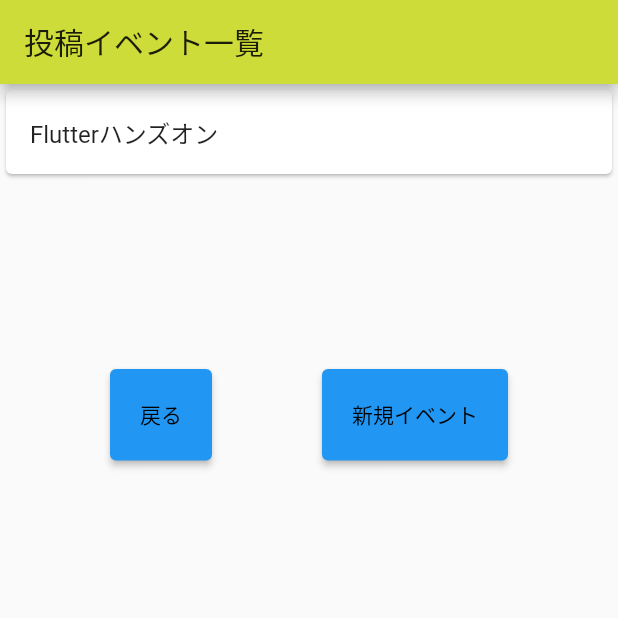
After one commit to yotubarail/studyMeetingApp, a Flutter app: the SubmissionMettingListPage screen opened directly, on a phone screen of 412 x 824 dp, the top half of it. The commit adds this screen. Run offline on Flutter 3.47's test engine with Material 2 defaults, Android fonts, the light colour scheme and no system bars.

Commit message:
投稿イベント一覧画面作成

```diff
--- /dev/null
+++ b/lib/list/submissionMeetingList.dart
@@ -0,0 +1,54 @@
+import 'package:flutter/material.dart';
+
+class SubmissionMettingListPage extends StatelessWidget {
+  @override
+  Widget build(BuildContext context) {
+    return Scaffold(
+      appBar: AppBar(
+        title: Text('投稿イベント一覧'),
+        automaticallyImplyLeading: false,
+      ),
+      body: Column(
+        children: [
+          SizedBox(
+            height: 190,
+            child: ListView(
+              children: <Widget>[
+                Card(
+                  child: ListTile(
+                    title: Text('Flutterハンズオン'),
+                  ),
+                ),
+              ],
+            ),
+          ),
+          Row(
+            mainAxisAlignment: MainAxisAlignment.spaceEvenly,
+            children: [
+              ElevatedButton(
+                  child: Text('戻る'),
+                  style: ElevatedButton.styleFrom(
+                      primary: Colors.blue,
+                      padding: EdgeInsets.all(20.0)
+                  ),
+                  onPressed: () {
+                    Navigator.of(context).pop();
+                  }
+              ),
+              ElevatedButton(
+                  child: Text('新規イベント'),
+                  style: ElevatedButton.styleFrom(
+                      primary: Colors.blue,
+                      padding: EdgeInsets.all(20.0)
+                  ),
+                  onPressed: () {
+
+                  }
+              ),
+            ],
+          )
+        ],
+      ),
+    );
+  }
+}
--- a/lib/login/login.dart
+++ b/lib/login/login.dart
@@ -90,7 +90,7 @@ class _MyHomePageState extends State<MyHomePage> {
                           padding: EdgeInsets.all(20.0)
                       ),
                       onPressed: () {
-                        Navigator.push(context, MaterialPageRoute(builder: (context)=>TodoListPage(),)
+                        Navigator.push(context, MaterialPageRoute(builder: (context)=>StudyMeetingListPage(),)
                         );
                       },
                     ),
--- a/lib/login/signup.dart
+++ b/lib/login/signup.dart
@@ -56,7 +56,7 @@ class SignUp extends StatelessWidget {
                           padding: EdgeInsets.all(20.0)
                       ),
                       onPressed: () {
-                        Navigator.push(context, MaterialPageRoute(builder: (context)=>TodoListPage(),)
+                        Navigator.push(context, MaterialPageRoute(builder: (context)=>StudyMeetingListPage(),)
                         );
                       },
                     )
```
Also changed, not shown: lib/list/studyMeetingList.dart (+3 -19 lines).
